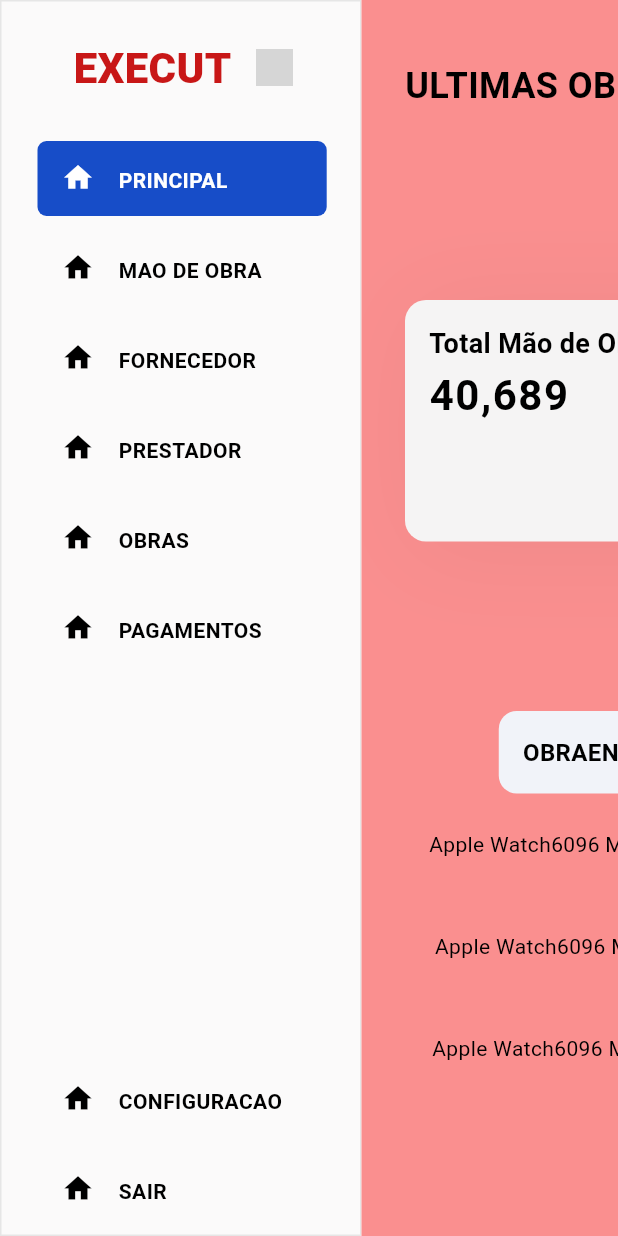
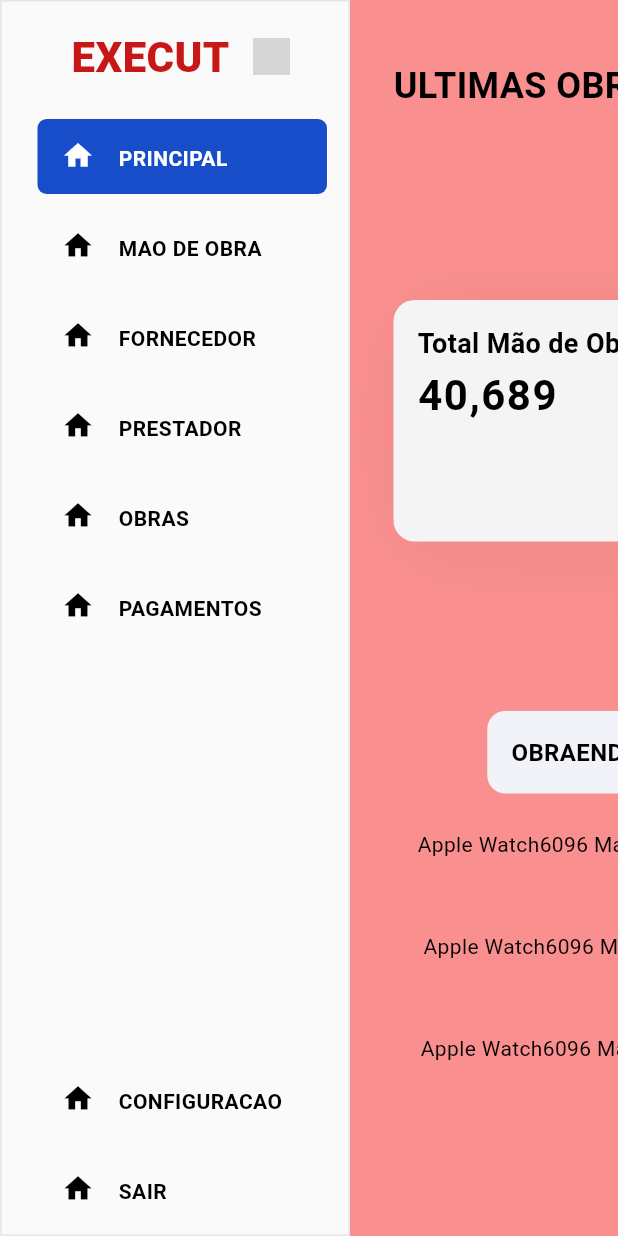
Before and after one commit to DevSavio/frontend, a Flutter app: the screen it shows after launch, on a phone screen of 412 x 824 dp. Run offline on Flutter 3.47's test engine with Material 3 defaults, Android fonts, the phone set to English and light mode, and no system bars; network calls fail; Roboto replaces fonts that are missing (Nunito Sans); grey boxes are pictures that could not be loaded.

Commit message:
mudança dos elementos estaticos para dinamicos

```diff
--- a/execut/lib/Home/home.dart
+++ b/execut/lib/Home/home.dart
@@ -1,3 +1,4 @@
+import 'package:execut/constants/size.dart';
 import 'package:flutter/material.dart';
 
 import 'constructions/constructions_page.dart';
@@ -63,7 +64,7 @@ class NavigationSidebarMenuLight extends StatelessWidget {
   @override
   Widget build(BuildContext context) {
     return Container(
-      width: 241,
+      width: sizeW * 0.16667,
       height: double.infinity,
       decoration: BoxDecoration(
         color: const Color(0xE5FAFAFA),
@@ -90,10 +91,10 @@ class NavigationSidebarMenuLight extends StatelessWidget {
 
   Widget _buildHeader() {
     return Padding(
-      padding: const EdgeInsets.symmetric(vertical: 24.0),
+      padding: const EdgeInsets.symmetric(vertical: sizeH * 0.016667),
       child: Row(
         children: [
-          const SizedBox(width: 48),
+          const SizedBox(width: sizeW * 0.0333),
           const Text(
             'EXECUT',
             textAlign: TextAlign.center,
@@ -104,10 +105,10 @@ class NavigationSidebarMenuLight extends StatelessWidget {
               fontWeight: FontWeight.w800,
             ),
           ),
-          const SizedBox(width: 16),
+          const SizedBox(width: sizeW * 0.0111),
           Container(
-            width: 25,
-            height: 25,
+            width: sizeW * 0.01785,
+            height: sizeH * 0.025,
             decoration: const BoxDecoration(
               image: DecorationImage(
                 image: NetworkImage("assets/images/execut_editado.jpeg"),
@@ -133,9 +134,9 @@ class NavigationSidebarMenuLight extends StatelessWidget {
         }
       },
       child: Container(
-        width: 241,
-        height: 50,
-        margin: const EdgeInsets.symmetric(vertical: 5),
+        width: sizeW * 0.1715,
+        height: sizeH * 0.05,
+        margin: const EdgeInsets.symmetric(vertical: sizeH * 0.005),
         child: Stack(
           children: [
             if (isActive)
@@ -143,8 +144,8 @@ class NavigationSidebarMenuLight extends StatelessWidget {
                 left: 24,
                 top: 0,
                 child: Container(
-                  width: 192.80,
-                  height: 50,
+                  width: sizeW * 0.13785,
+                  height: sizeH * 0.05,
                   decoration: BoxDecoration(
                     color: const Color(0xFF174DC8),
                     borderRadius: BorderRadius.circular(6),
--- a/execut/lib/Home/principal.dart
+++ b/execut/lib/Home/principal.dart
@@ -1,3 +1,4 @@
+import 'package:execut/constants/size.dart';
 import 'package:flutter/material.dart';
 
 class Principal extends StatelessWidget {
@@ -8,8 +9,8 @@ class Principal extends StatelessWidget {
     return Scaffold(
       body: Center(
         child: Container(
-          width: 1200,
-          height: 1070,
+          width: sizeW * 0.8571425,
+          height: sizeH * 1.0,
           decoration: const BoxDecoration(color: Color.fromARGB(255, 250, 143, 143)),
           child: Stack(
             children: [
@@ -94,8 +95,8 @@ class Principal extends StatelessWidget {
       required String value,
       required String imageUrl}) {
     return Container(
-      width: 262,
-      height: 161,
+      width: sizeW * 0.1857142,
+      height: sizeH * 0.161,
       decoration: BoxDecoration(
         color: const Color(0xFFF5F4F4),
         borderRadius: BorderRadius.circular(14),
@@ -109,7 +110,7 @@ class Principal extends StatelessWidget {
         ],
       ),
       child: Padding(
-        padding: const EdgeInsets.all(16.0),
+        padding: const EdgeInsets.symmetric(horizontal: sizeW * 0.0114285, vertical: sizeH * 0.016),
         child: Column(
           crossAxisAlignment: CrossAxisAlignment.start,
           children: [
@@ -138,7 +139,7 @@ class Principal extends StatelessWidget {
               alignment: Alignment.bottomRight,
               child: Opacity(
                 opacity: 0.30,
-                child: Image.network(imageUrl, width: 60, height: 60),
+                child: Image.network(imageUrl, width: sizeW * 0.0428571, height: sizeH * 0.06),
               ),
             ),
           ],
@@ -181,7 +182,7 @@ class Principal extends StatelessWidget {
 
   Widget _buildOrderHeader() {
     return Container(
-      padding: const EdgeInsets.all(16),
+      padding: const EdgeInsets.symmetric(horizontal: sizeW * 0.0114285, vertical: sizeH * 0.016),
       decoration: BoxDecoration(
         color: const Color(0xFFF1F3F9),
         borderRadius: BorderRadius.circular(12),
@@ -220,7 +221,7 @@ class Principal extends StatelessWidget {
     required Color statusColor,
   }) {
     return Container(
-      padding: const EdgeInsets.all(16),
+      padding: const EdgeInsets.symmetric(horizontal: sizeW * 0.0114285, vertical: sizeH * 0.016),
       child: Row(
         mainAxisAlignment: MainAxisAlignment.spaceBetween,
         children: [
@@ -249,7 +250,7 @@ class Principal extends StatelessWidget {
 
   Widget _buildStatusBox(String status, Color color) {
     return Container(
-      padding: const EdgeInsets.symmetric(horizontal: 12, vertical: 8),
+      padding: const EdgeInsets.symmetric(horizontal: sizeW * 0.00857128, vertical: sizeH * 0.008),
       decoration: BoxDecoration(
         color: color,
         borderRadius: BorderRadius.circular(13.5),
--- /dev/null
+++ b/execut/lib/constants/size.dart
@@ -0,0 +1,2 @@
+const double sizeH = 1000;
+const double sizeW = 1400;
```
Also changed, not shown: execut/lib/LoginPage/create_account.dart (+18 -17 lines), execut/lib/LoginPage/login_page.dart (+19 -18 lines).
